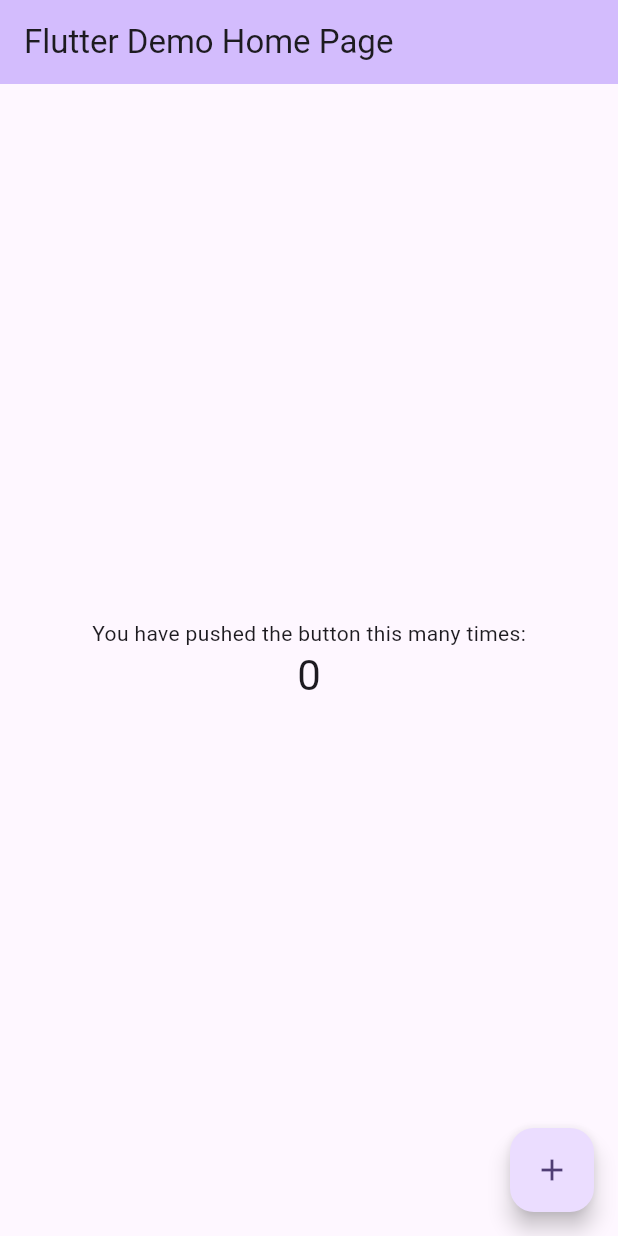
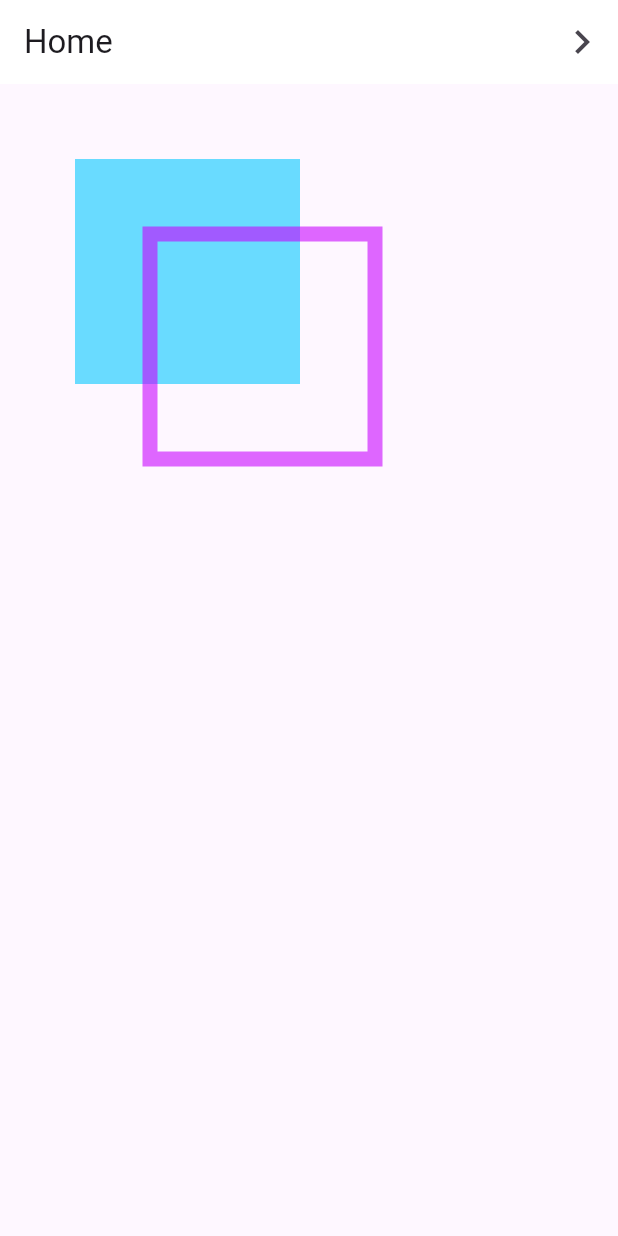
Before and after one commit to yossibank/FlutterApp, a Flutter app: the screen it shows after launch, on a phone screen of 412 x 824 dp. Run offline on Flutter 3.47's test engine with Material 2 defaults, Android fonts, the phone set to English and light mode, and no system bars; our stand-ins replace font_awesome_flutter.

Commit message:
図形、楕円の作成

```diff
--- a/practice5/lib/main.dart
+++ b/practice5/lib/main.dart
@@ -1,4 +1,5 @@
 import 'package:flutter/material.dart';
+import 'package:practice5/test_page1.dart';
 
 void main() {
   runApp(const MyApp());
@@ -7,46 +8,25 @@ void main() {
 class MyApp extends StatelessWidget {
   const MyApp({super.key});
 
-  // This widget is the root of your application.
   @override
   Widget build(BuildContext context) {
     return MaterialApp(
       title: 'Flutter Demo',
       theme: ThemeData(
-        // This is the theme of your application.
-        //
-        // TRY THIS: Try running your application with "flutter run". You'll see
-        // the application has a blue toolbar. Then, without quitting the app,
-        // try changing the seedColor in the colorScheme below to Colors.green
-        // and then invoke "hot reload" (save your changes or press the "hot
-        // reload" button in a Flutter-supported IDE, or press "r" if you used
-        // the command line to start the app).
-        //
-        // Notice that the counter didn't reset back to zero; the application
-        // state is not lost during the reload. To reset the state, use hot
-        // restart instead.
-        //
-        // This works for code too, not just values: Most code changes can be
-        // tested with just a hot reload.
         colorScheme: ColorScheme.fromSeed(seedColor: Colors.deepPurple),
         useMaterial3: true,
       ),
-      home: const MyHomePage(title: 'Flutter Demo Home Page'),
+      initialRoute: '/',
+      routes: {
+        '/': (context) => const MyHomePage(title: 'Home'),
+        '/test1': (context) => const TestPage1(),
+      },
     );
   }
 }
 
 class MyHomePage extends StatefulWidget {
   const MyHomePage({super.key, required this.title});
-
-  // This widget is the home page of your application. It is stateful, meaning
-  // that it has a State object (defined below) that contains fields that affect
-  // how it looks.
-
-  // This class is the configuration for the state. It holds the values (in this
-  // case the title) provided by the parent (in this case the App widget) and
-  // used by the build method of the State. Fields in a Widget subclass are
-  // always marked "final".
 
   final String title;
 
@@ -55,71 +35,44 @@ class MyHomePage extends StatefulWidget {
 }
 
 class _MyHomePageState extends State<MyHomePage> {
-  int _counter = 0;
+  @override
+  Widget build(BuildContext context) {
+    return Scaffold(
+      appBar: AppBar(
+        backgroundColor: const Color.fromARGB(255, 255, 255, 255),
+        title: Text(widget.title),
+        actions: [
+          IconButton(
+            onPressed: () => {
+              Navigator.of(context).pushNamed('/test1'),
+            },
+            icon: const Icon(Icons.navigate_next, size: 32),
+          ),
+        ],
+      ),
+      body: CustomPaint(
+        painter: MyPainter(),
+      ),
+    );
+  }
+}
 
-  void _incrementCounter() {
-    setState(() {
-      // This call to setState tells the Flutter framework that something has
-      // changed in this State, which causes it to rerun the build method below
-      // so that the display can reflect the updated values. If we changed
-      // _counter without calling setState(), then the build method would not be
-      // called again, and so nothing would appear to happen.
-      _counter++;
-    });
+class MyPainter extends CustomPainter {
+  @override
+  void paint(Canvas canvas, Size size) {
+    Paint p = Paint();
+    p.style = PaintingStyle.fill;
+    p.color = const Color.fromARGB(150, 0, 200, 255);
+    Rect r = const Rect.fromLTWH(50.0, 50.0, 150.0, 150.0);
+    canvas.drawRect(r, p);
+
+    p.style = PaintingStyle.stroke;
+    p.color = const Color.fromARGB(150, 200, 0, 255);
+    p.strokeWidth = 10.0;
+    r = const Rect.fromLTWH(100.0, 100.0, 150.0, 150.0);
+    canvas.drawRect(r, p);
   }
 
   @override
-  Widget build(BuildContext context) {
-    // This method is rerun every time setState is called, for instance as done
-    // by the _incrementCounter method above.
-    //
-    // The Flutter framework has been optimized to make rerunning build methods
-    // fast, so that you can just rebuild anything that needs updating rather
-    // than having to individually change instances of widgets.
-    return Scaffold(
-      appBar: AppBar(
-        // TRY THIS: Try changing the color here to a specific color (to
-        // Colors.amber, perhaps?) and trigger a hot reload to see the AppBar
-        // change color while the other colors stay the same.
-        backgroundColor: Theme.of(context).colorScheme.inversePrimary,
-        // Here we take the value from the MyHomePage object that was created by
-        // the App.build method, and use it to set our appbar title.
-        title: Text(widget.title),
-      ),
-      body: Center(
-        // Center is a layout widget. It takes a single child and positions it
-        // in the middle of the parent.
-        child: Column(
-          // Column is also a layout widget. It takes a list of children and
-          // arranges them vertically. By default, it sizes itself to fit its
-          // children horizontally, and tries to be as tall as its parent.
-          //
-          // Column has various properties to control how it sizes itself and
-          // how it positions its children. Here we use mainAxisAlignment to
-          // center the children vertically; the main axis here is the vertical
-          // axis because Columns are vertical (the cross axis would be
-          // horizontal).
-          //
-          // TRY THIS: Invoke "debug painting" (choose the "Toggle Debug Paint"
-          // action in the IDE, or press "p" in the console), to see the
-          // wireframe for each widget.
-          mainAxisAlignment: MainAxisAlignment.center,
-          children: <Widget>[
-            const Text(
-              'You have pushed the button this many times:',
-            ),
-            Text(
-              '$_counter',
-              style: Theme.of(context).textTheme.headlineMedium,
-            ),
-          ],
-        ),
-      ),
-      floatingActionButton: FloatingActionButton(
-        onPressed: _incrementCounter,
-        tooltip: 'Increment',
-        child: const Icon(Icons.add),
-      ), // This trailing comma makes auto-formatting nicer for build methods.
-    );
-  }
+  bool shouldRepaint(covariant CustomPainter oldDelegate) => true;
 }
```
Also changed, not shown: practice5/lib/test_page1.dart (added, +49 -0 lines).
